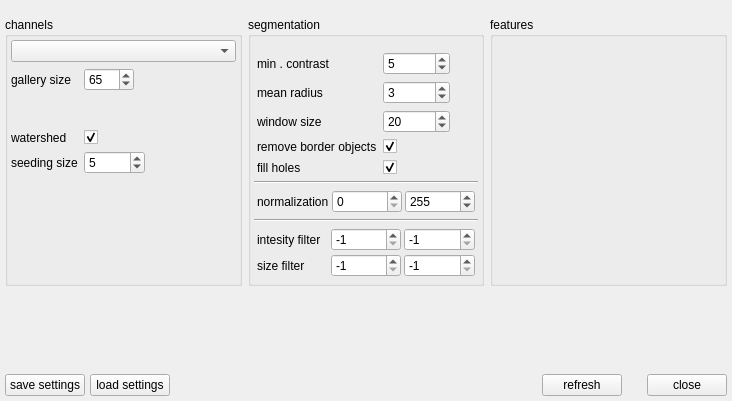
Old version of the form annot/gui/segmentationdlg.ui in the repository manerotoni/afw.
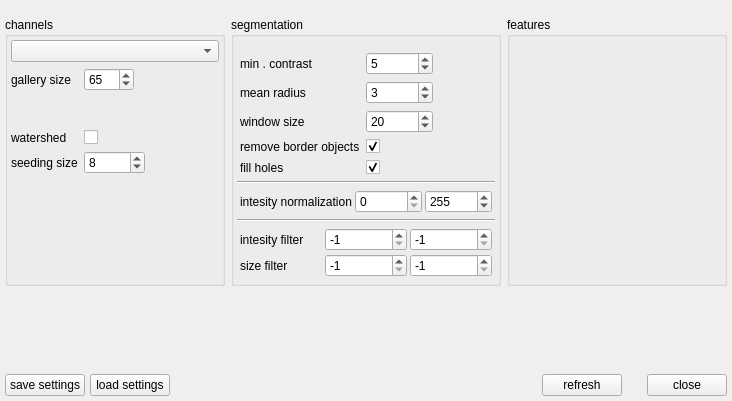
New version of the form. Custom widgets are drawn as their Qt base class.

Commit message: segmentation options changed

```diff
--- a/annot/gui/segmentationdlg.ui
+++ b/annot/gui/segmentationdlg.ui
@@ -193,7 +193,7 @@
           <item row="0" column="0">
            <widget class="QLabel" name="normLabel">
             <property name="text">
-             <string>normalization</string>
+             <string>intesity normalization</string>
             </property>
            </widget>
           </item>
@@ -392,7 +392,7 @@
              <number>10000</number>
             </property>
             <property name="value">
-             <number>5</number>
+             <number>8</number>
             </property>
            </widget>
           </item>
@@ -405,7 +405,7 @@
              <string/>
             </property>
             <property name="checked">
-             <bool>true</bool>
+             <bool>false</bool>
             </property>
            </widget>
           </item>
```
Left out of the diff: 160 changed lines with no effect on the pictures.
